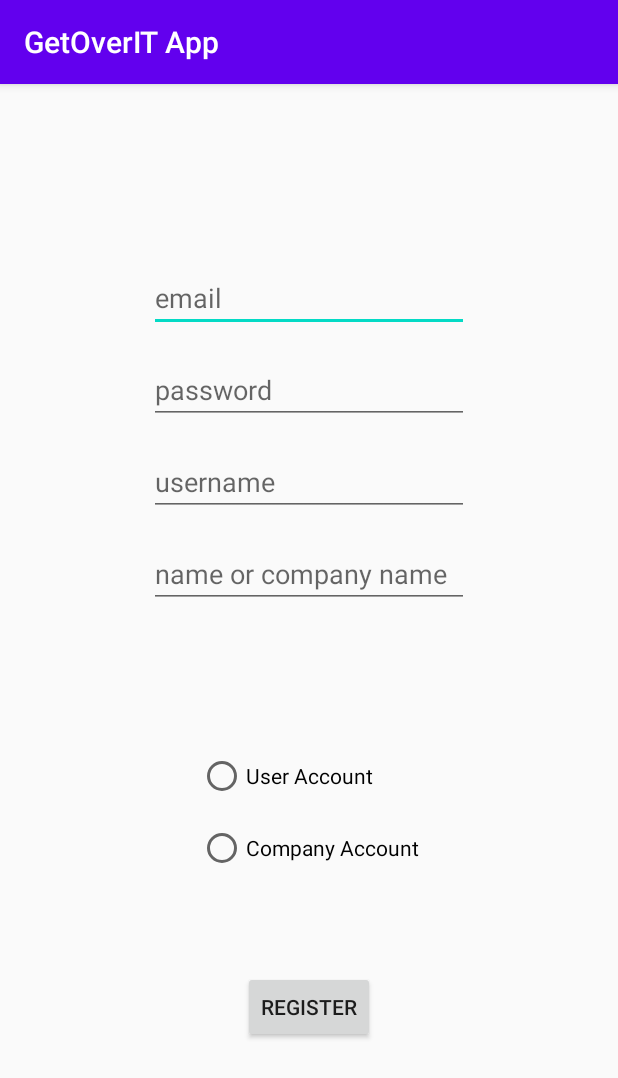
After one commit to danalex032003/GetOverITApp, an Android app: the RegisterActivity screen opened directly, with no data from a screen before it, on a phone screen of 412 x 824 dp. The commit adds this screen. Shown: the top 1078 px of the screen. Run offline under Robolectric (Android 15) with nearby library versions, the phone set to English and light mode, and no system bars.

Commit message:
Login and Register

```diff
--- a/app/src/main/AndroidManifest.xml
+++ b/app/src/main/AndroidManifest.xml
@@ -9,7 +9,8 @@
         android:roundIcon="@mipmap/ic_launcher_round"
         android:supportsRtl="true"
         android:theme="@style/AppTheme">
-        <activity android:name=".HomeActivity"></activity>
+        <activity android:name=".RegisterActivity" />
+        <activity android:name=".HomeActivity" />
         <activity android:name=".LoginActivity" />
         <activity android:name=".MainActivity">
             <intent-filter>
--- /dev/null
+++ b/app/src/main/java/com/example/getoveritapp/RegisterActivity.java
@@ -0,0 +1,94 @@
+package com.example.getoveritapp;
+
+import androidx.appcompat.app.AppCompatActivity;
+
+import android.content.Intent;
+import android.os.Bundle;
+import android.view.View;
+import android.widget.Button;
+import android.widget.EditText;
+import android.widget.RadioGroup;
+
+import com.example.getoveritapp.entities.UserEntity;
+import com.example.getoveritapp.messages.NoRadioButtonChecked;
+
+import java.util.ArrayList;
+import java.util.List;
+
+public class RegisterActivity extends AppCompatActivity {
+
+    private List<UserEntity> userEntities;
+
+    private EditText emailEditText;
+    private EditText passwordEditText;
+    private EditText usernameEditText;
+    private EditText nameEditText;
+
+    RadioGroup radioGroup;
+    Button registerButton;
+
+    public RegisterActivity() {
+        userEntities = new ArrayList<>();
+    }
+
+    @Override
+    protected void onCreate(Bundle savedInstanceState) {
+        super.onCreate(savedInstanceState);
+        setContentView(R.layout.activity_register_);
+
+        emailEditText = findViewById(R.id.emailRegisterEditText);
+        passwordEditText = findViewById(R.id.passwordRegisterEditText);
+        usernameEditText = findViewById(R.id.usernameRegisterEditText);
+        nameEditText = findViewById(R.id.nameRegisterEditText);
+
+        radioGroup = findViewById(R.id.radioGroup);
+        registerButton = findViewById(R.id.registerButton);
+
+        registerButton.setOnClickListener(new View.OnClickListener() {
+            @Override
+            public void onClick(View view) {
+                int checkedId = radioGroup.getCheckedRadioButtonId();
+                if (checkedId == -1) {
+                    //no radio buttons checked
+                    NoRadioButtonChecked.message(getApplicationContext(), "Please select an option.");
+                }
+                else {
+                    //one of the radio button is checked
+                    findTypeOfUserByRadioButton(checkedId);
+                    if (validateRegisterInfo(emailEditText.getText().toString(), passwordEditText.getText().toString(), usernameEditText.getText().toString())) {
+                        UserEntity userEntity = new UserEntity(emailEditText.getText().toString(),
+                                passwordEditText.getText().toString(),
+                                usernameEditText.getText().toString(),
+                                nameEditText.getText().toString());
+                        userEntities.add(userEntity);
+                    }
+
+                    Intent intent = new Intent(RegisterActivity.this, HomeActivity.class);
+                    startActivity(intent);
+                }
+            }
+        });
+
+
+    }
+
+    private boolean validateRegisterInfo(String email, String password, String username) {
+        UserEntity emailCheck = new UserEntity(email, null, null, null, null, null);
+        UserEntity passwordCheck = new UserEntity(null, password, null, null, null, null);
+        UserEntity usernameCheck = new UserEntity(null, null, username, null, null, null);
+        return (userEntities.contains(emailCheck) && userEntities.contains(passwordCheck) && userEntities.contains(usernameCheck));
+        //return false;
+    }
+
+    private String findTypeOfUserByRadioButton(int checkedId) {
+        switch (checkedId) {
+            case R.id.userAccountRegisterRadioButton:
+                NoRadioButtonChecked.message(getApplicationContext(), "Selected option: USER");
+                //return "user";
+            case R.id.companyAccountRegisterRadioButton:
+                NoRadioButtonChecked.message(getApplicationContext(), "Selected option: COMPANY");
+                //return "company";
+        }
+        return null;
+    }
+}
--- /dev/null
+++ b/app/src/main/res/layout/activity_register_.xml
@@ -0,0 +1,100 @@
+<?xml version="1.0" encoding="utf-8"?>
+<LinearLayout xmlns:android="http://schemas.android.com/apk/res/android"
+    xmlns:app="http://schemas.android.com/apk/res-auto"
+    xmlns:tools="http://schemas.android.com/tools"
+    android:layout_width="match_parent"
+    android:layout_height="match_parent"
+    tools:context=".RegisterActivity"
+    android:orientation="vertical"
+    android:padding="16dp"
+    android:gravity="center" >
+
+    <LinearLayout
+        android:layout_width="wrap_content"
+        android:layout_height="wrap_content"
+        android:orientation="vertical"
+        android:layout_marginBottom="30dp">
+
+        <EditText
+            android:id="@+id/emailRegisterEditText"
+            android:layout_width="wrap_content"
+            android:layout_height="wrap_content"
+            android:layout_marginBottom="8dp"
+            android:layout_marginTop="8dp"
+            android:ems="10"
+            android:hint="email"
+            android:inputType="textEmailAddress" />
+
+        <EditText
+            android:id="@+id/passwordRegisterEditText"
+            android:layout_width="wrap_content"
+            android:layout_height="wrap_content"
+            android:layout_marginBottom="8dp"
+            android:layout_marginTop="8dp"
+            android:ems="10"
+            android:hint="password"
+            android:inputType="textPassword" />
+
+        <EditText
+            android:id="@+id/usernameRegisterEditText"
+            android:layout_width="wrap_content"
+            android:layout_height="wrap_content"
+            android:layout_marginBottom="8dp"
+            android:layout_marginTop="8dp"
+            android:ems="10"
+            android:hint="username"
+            android:inputType="text"
+            android:text="" />
+
+        <EditText
+            android:id="@+id/nameRegisterEditText"
+            android:layout_width="wrap_content"
+            android:layout_height="wrap_content"
+            android:layout_marginBottom="8dp"
+            android:layout_marginTop="8dp"
+            android:ems="10"
+            android:hint="name or company name"
+            android:inputType="textPersonName"
+            android:text="" />
+
+    </LinearLayout>
+
+    <LinearLayout
+        android:layout_width="wrap_content"
+        android:layout_height="wrap_content"
+        android:orientation="vertical">
+
+        <RadioGroup
+            android:id="@+id/radioGroup"
+            android:layout_width="match_parent"
+            android:layout_height="match_parent"
+            android:layout_marginTop="8dp"
+            android:layout_marginBottom="8dp">
+
+            <RadioButton
+                android:id="@+id/userAccountRegisterRadioButton"
+                android:layout_width="match_parent"
+                android:layout_height="wrap_content"
+                android:layout_marginBottom="8dp"
+                android:layout_marginTop="50dp"
+                android:text="User Account" />
+
+            <RadioButton
+                android:id="@+id/companyAccountRegisterRadioButton"
+                android:layout_width="match_parent"
+                android:layout_height="wrap_content"
+                android:layout_marginBottom="8dp"
+                android:layout_marginTop="8dp"
+                android:text="Company Account" />
+
+        </RadioGroup>
+    </LinearLayout>
+
+    <Button
+        android:id="@+id/registerButton"
+        android:layout_width="wrap_content"
+        android:layout_height="wrap_content"
+        android:layout_marginBottom="16dp"
+        android:layout_marginTop="50dp"
+        android:text="Register" />
+</LinearLayout>
```
Also changed, not shown: app/src/main/java/com/example/getoveritapp/MainActivity.java (+10 -3 lines), app/src/main/java/com/example/getoveritapp/entities/UserEntity.java (added, +79 -0 lines), app/src/main/java/com/example/getoveritapp/messages/NoRadioButtonChecked.java (added, +10 -0 lines), app/src/main/res/layout/activity_main.xml (+15 -1 lines).
